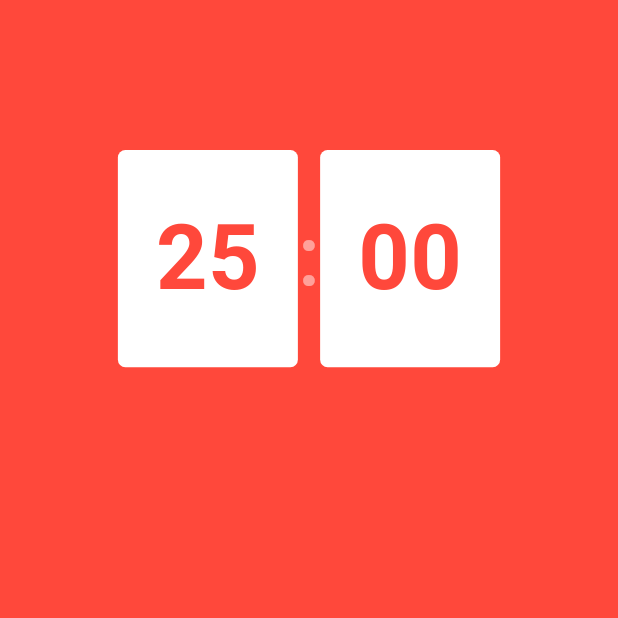
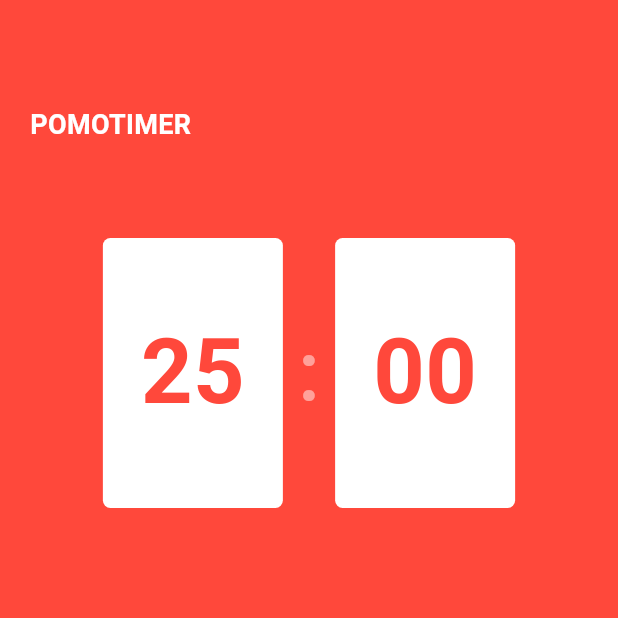
Before and after one commit to kijiwon/flutter-challenges, a Flutter app: the screen it shows after launch, on a phone screen of 412 x 824 dp, the top half of it. Run offline on Flutter 3.47's test engine with Material 3 defaults, Android fonts, the phone set to English and light mode, and no system bars.

Commit message:
title 추가

```diff
--- a/day11_assignment/lib/main.dart
+++ b/day11_assignment/lib/main.dart
@@ -15,7 +15,7 @@ class MyApp extends StatelessWidget {
           scaffoldBackgroundColor: const Color.fromARGB(255, 255, 72, 59),
           textTheme: const TextTheme(
             headlineLarge: TextStyle(
-              color: Colors.red,
+              color: Colors.white,
             ),
           ),
           cardColor: Colors.white),
--- a/day11_assignment/lib/screens/home_screen.dart
+++ b/day11_assignment/lib/screens/home_screen.dart
@@ -27,13 +27,28 @@ class _HomeScreenState extends State<HomeScreen> {
   Widget build(BuildContext context) {
     return Scaffold(
       backgroundColor: Theme.of(context).scaffoldBackgroundColor,
-      body: Column(
+      body: Padding(
+        padding: const EdgeInsets.only(
+          top: 70,
+        ),
+        child: Column(
+          crossAxisAlignment: CrossAxisAlignment.start,
           children: [
-          const SizedBox(
-            height: 100,
+            Padding(
+              padding: const EdgeInsets.only(
+                left: 20,
+              ),
+              child: Text(
+                'POMOTIMER',
+                style: TextStyle(
+                  color: Theme.of(context).cardColor,
+                  fontSize: 18,
+                  fontWeight: FontWeight.w600,
+                ),
+              ),
             ),
             Flexible(
-            flex: 1,
+              flex: 2,
               child: Container(
                 alignment: Alignment.bottomCenter,
                 child: Row(
@@ -41,7 +56,7 @@ class _HomeScreenState extends State<HomeScreen> {
                   crossAxisAlignment: CrossAxisAlignment.center,
                   children: [
                     Container(
-                    height: 150,
+                      height: 180,
                       width: 120,
                       alignment: Alignment.center,
                       decoration: BoxDecoration(
@@ -57,15 +72,21 @@ class _HomeScreenState extends State<HomeScreen> {
                         ),
                       ),
                     ),
-                  const Text(
+                    Container(
+                      margin: const EdgeInsets.only(
+                        left: 10,
+                        right: 10,
+                      ),
+                      child: const Text(
                         ':',
                         style: TextStyle(
                             color: Color.fromARGB(255, 255, 161, 154),
                             fontSize: 55,
                             fontWeight: FontWeight.w500),
                       ),
+                    ),
                     Container(
-                    height: 150,
+                      height: 180,
                       width: 120,
                       alignment: Alignment.center,
                       decoration: BoxDecoration(
@@ -95,6 +116,7 @@ class _HomeScreenState extends State<HomeScreen> {
             ),
           ],
         ),
+      ),
     );
   }
 }
```
Lines whose indentation alone changed are shown as unchanged.
